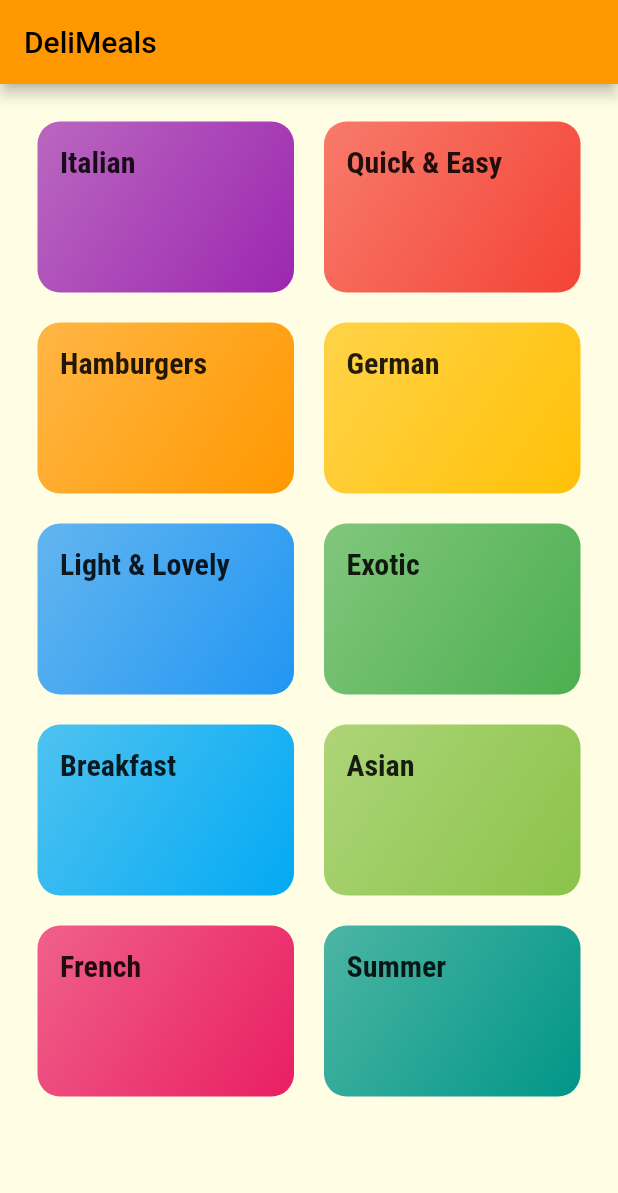
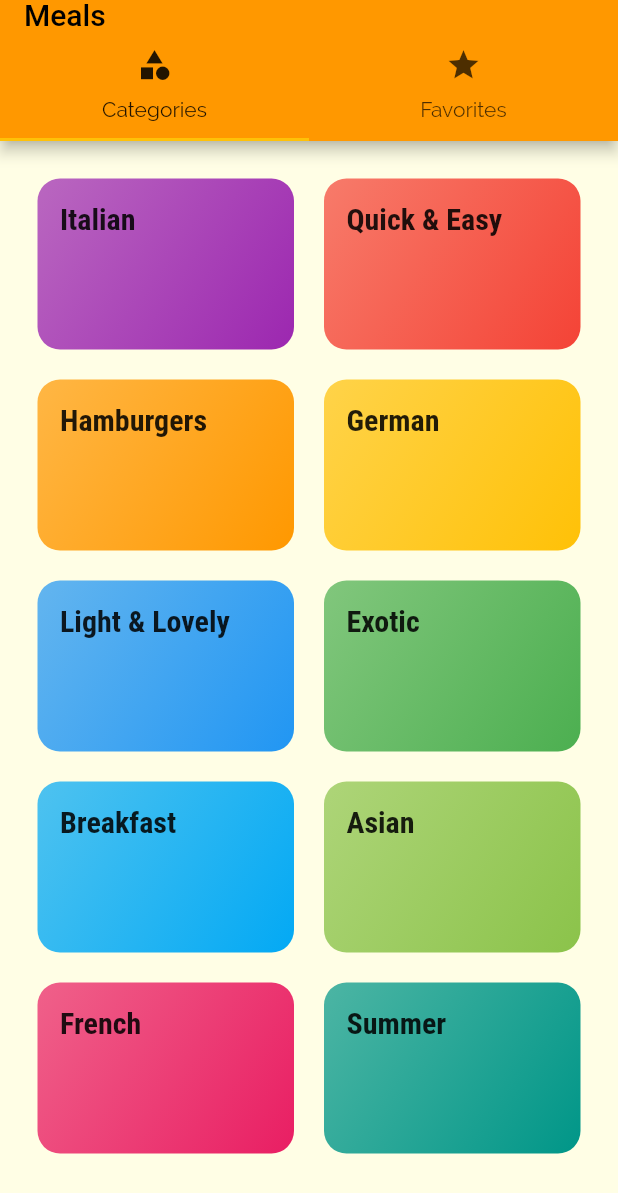
Before and after one commit to rohitghorpade129/CookBook, a Flutter app: the screen it shows after launch, on a phone screen of 412 x 824 dp. Shown: the top 1193 px of the screen. Run offline on Flutter 3.47's test engine with Material 2 defaults, Android fonts, the phone set to English and light mode, and no system bars.

Commit message:
added tabBar tot toggle between caegories and favorites

```diff
--- a/lib/main.dart
+++ b/lib/main.dart
@@ -3,7 +3,7 @@ import 'package:flutter/material.dart';
 import '../screens/categories_screen.dart';
 import '../screens/category_meals_screen.dart';
 import '../screens/meal_deatails_screen.dart';
-
+import '../screens/Tabs_screen.dart';
 void main() => runApp(MyApp());
 
 class MyApp extends StatelessWidget {
@@ -33,7 +33,7 @@ class MyApp extends StatelessWidget {
       //home: CategoryScreen(),
       initialRoute: '/',
       routes: {
-        '/':(ctx)=>CategoryScreen(),
+        '/':(ctx)=>TabsScreen(),
        CategoryMealsScreen.RouteName:(ctx)=> CategoryMealsScreen(),
        MealDetailscreen.routeName:(ctx)=> MealDetailscreen()
       },
--- /dev/null
+++ b/lib/screens/Favoritea_screen.dart
@@ -0,0 +1,12 @@
+import 'package:flutter/material.dart';
+
+class FavoritesScreen extends StatelessWidget {
+
+
+  @override
+  Widget build(BuildContext context) {
+    return Center(
+      child: Text("the Favorites"),
+    );
+  }
+}
--- /dev/null
+++ b/lib/screens/Tabs_screen.dart
@@ -0,0 +1,34 @@
+import 'package:CookBook/screens/Favoritea_screen.dart';
+import 'package:CookBook/screens/categories_screen.dart';
+import 'package:flutter/material.dart';
+
+class TabsScreen extends StatefulWidget {
+  @override
+  _TabsScreenState createState() => _TabsScreenState();
+}
+
+class _TabsScreenState extends State<TabsScreen> {
+  @override
+  Widget build(BuildContext context) {
+    return DefaultTabController(
+      length: 2,
+      initialIndex: 0,
+      child: Scaffold(
+        appBar: AppBar(
+          toolbarHeight: 20,
+          title: Text('Meals'),
+          bottom: TabBar(tabs: <Widget>[
+          Tab(icon: Icon(Icons.category), text: 'Categories',),
+          Tab(icon: Icon(Icons.star), text: 'Favorites',),
+      ],
+      ),
+      ),
+      body: TabBarView(children: <Widget>[
+          CategoryScreen(),
+          FavoritesScreen(),
+      ],
+      ),
+      )
+      );
+  }
+}
--- a/lib/screens/categories_screen.dart
+++ b/lib/screens/categories_screen.dart
@@ -6,7 +6,7 @@ class CategoryScreen extends StatelessWidget {
   @override
   Widget build(BuildContext context) {
     return Scaffold(
-      appBar: AppBar(title: const Text('DeliMeals'),),
+
       body: GridView(
         padding: const EdgeInsets.all(25),
 
```
